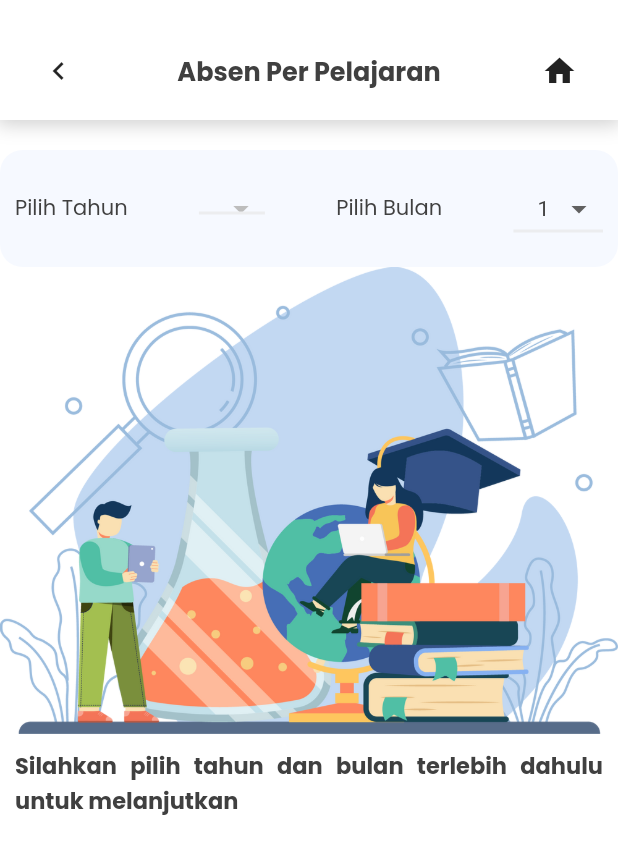
After one commit to jeffriagustiar/fe_info_siswa, a Flutter app: the MenuAbsenPage screen opened by its route, after a tap on "Per Pelajaran", on a phone screen of 412 x 824 dp. The commit adds this screen. Shown: the top 854 px of the screen. Run offline on Flutter 3.47's test engine with Material 2 defaults, Android fonts, the phone set to English and light mode, and no system bars; our stand-ins replace carousel_slider, google_fonts; missing offline and left inert: sp_util; accounts and stored records are empty; network calls fail.

Commit message:
absen per pelajaran

```diff
--- a/lib/main.dart
+++ b/lib/main.dart
@@ -1,4 +1,5 @@
 import 'package:fe_info_siswa/pages/home/absen/absen_pelajaran_siswa_page.dart';
+import 'package:fe_info_siswa/pages/home/absen/list_mapel_absen_pelajaran_page.dart';
 import 'package:fe_info_siswa/pages/home/absen/menu_absen_page.dart';
 import 'package:fe_info_siswa/pages/home/home_page.dart';
 import 'package:fe_info_siswa/pages/home/absen/absensi_harian_siswa_page.dart';
@@ -81,6 +82,7 @@ class MyApp extends StatelessWidget {
           '/absen' :(context) => MenuAbsenPage(),
           '/absen-harian' :(context) => AbsenHarianSiswaPage(),
           '/absen-pelajaran' :(context) => AbsenPelajaranSiswaPage(),
+          '/absen-mapel' :(context) => ListMapelAbsenPelajaranPage(),
           // '/siswa': (context) => SiswaPage(),
         },
       ),
--- a/lib/models/nilai/mapel_nilai_harian_model.dart
+++ b/lib/models/nilai/mapel_nilai_harian_model.dart
@@ -5,7 +5,7 @@ class MapelNilaiHarianModel{
 
   MapelNilaiHarianModel({
     required this.idpelajaran,
-    required this.kode,
+    this.kode='-',
     required this.nama,
   });
 
--- /dev/null
+++ b/lib/pages/home/absen/list_mapel_absen_pelajaran_page.dart
@@ -0,0 +1,229 @@
+import 'package:fe_info_siswa/models/nilai/mapel_nilai_harian_model.dart';
+import 'package:fe_info_siswa/provider/siswa_provider.dart';
+import 'package:fe_info_siswa/share/theme.dart';
+import 'package:fe_info_siswa/widgets/appBar_buttom.dart';
+import 'package:fe_info_siswa/widgets/info_pilih.dart';
+import 'package:fe_info_siswa/widgets/loading.dart';
+import 'package:fe_info_siswa/widgets/no_result_info_gif.dart';
+import 'package:flutter/material.dart';
+import 'package:provider/provider.dart';
+
+class ListMapelAbsenPelajaranPage extends StatefulWidget {
+  const ListMapelAbsenPelajaranPage({super.key});
+
+  @override
+  State<ListMapelAbsenPelajaranPage> createState() => _ListMapelAbsenPelajaranPageState();
+}
+
+class _ListMapelAbsenPelajaranPageState extends State<ListMapelAbsenPelajaranPage> {
+
+  List<String> month = ['1','2','3','4','5','6','7','8','9','10','11','12'];
+  String? _itemmonth='1';
+  String? _tahun;
+  String? _tahun2 = '';
+
+  // ignore: unused_field
+  bool _isRefreshing = false;
+
+  Future<void> getInit() async{
+    setState(() {
+      _isRefreshing = true;
+    });
+    // data2(jenis);
+    setState(() {
+      _isRefreshing = false;
+    });
+  }
+
+  dataTahun() async{
+    await Provider.of<SiswaProvider>(context, listen: false).getDataTahun();
+  }
+
+  dataMapel()async{
+    await Provider.of<SiswaProvider>(context, listen: false).getMapelAbsen(_tahun2!, _itemmonth!);
+  }
+
+  @override
+  Widget build(BuildContext context) {
+
+    SiswaProvider siswaProvider = Provider.of<SiswaProvider>(context);
+
+    Widget comboBox(){
+      return Container(
+        margin: const EdgeInsets.only(top: 20),
+        padding: const EdgeInsets.only(left: 10, right: 10, top: 15, bottom: 15),
+        width: double.infinity,
+        // height: 100,
+        decoration: BoxDecoration(
+          color: background4Color,
+          borderRadius: BorderRadius.circular(15)
+        ),
+        child: Row(
+          mainAxisAlignment: MainAxisAlignment.spaceBetween,
+          children: [
+            // combobox untuk tahun
+            Text(
+              "Pilih Tahun",
+              style: blackTextStyle,
+            ),
+            ButtonTheme(
+                alignedDropdown: true,
+                child: FutureBuilder(
+                  future: dataTahun(),
+                  builder: (context, snapshot) {
+                    return DropdownButton(
+                      style: TextStyle(
+                        color: blackColor
+                      ),
+                      borderRadius: BorderRadius.circular(15),
+                      focusColor: blackColor,
+                      underline: Container(
+                        height: 2,
+                        color: backgroundColor6,
+                      ),
+                      value: _tahun,
+                      onChanged: (newValue) {
+                          setState(() {
+                            _tahun = newValue;
+                            _tahun2 = newValue;
+                          });
+                        },
+                      items: siswaProvider.tahun.map((location) {
+                          return DropdownMenuItem(
+                            // ignore: unnecessary_new, sort_child_properties_last
+                            child: new Text(location.tahun.toString(),),
+                            value: location.tahun.toString(),
+                          );
+                        }).toList()
+                    );
+                  }
+                )
+              ),
+
+            // combobox untuk bulan
+            Text(
+              "Pilih Bulan",
+              style: blackTextStyle,
+            ),
+            ButtonTheme(
+              alignedDropdown: true,
+              child: DropdownButton(
+                style: TextStyle(color: blackColor),
+                borderRadius: BorderRadius.circular(15),
+                focusColor: blackColor,
+                underline: Container(
+                  height: 2,
+                  color: backgroundColor6,
+                ),
+                value: _itemmonth,
+                onChanged: (newValue) {
+                    setState(() {
+                      _itemmonth = newValue;
+                    });
+                  },
+                items: month.map((location) {
+                    return DropdownMenuItem(
+                      // ignore: unnecessary_new, sort_child_properties_last
+                      child: new Text(location,),
+                      value: location,
+                    );
+                  }).toList()
+              )
+            ),
+          ],
+        ),
+      );
+    }
+
+    Widget content(MapelNilaiHarianModel mapelAbsen){
+    return Container(
+      margin: const EdgeInsets.only(top: 5),
+      padding: const EdgeInsets.only(left: 10, right: 10, top: 5, bottom: 5),
+      width: double.infinity,
+      decoration: BoxDecoration(
+        color: background4Color,
+        borderRadius: BorderRadius.circular(15)
+      ),
+      child: TextButton(
+        onPressed: () {
+        //   Navigator.push(
+        //   context,
+        //   MaterialPageRoute(
+        //     builder: (context) => NilaiHarianPage(mapelNilai, abc: jenis, tahunAjaranNilai: _tahunAjaran2!, semesterNilai: _sem2!),
+
+        //   )
+        // );
+        },
+        style: ButtonStyle(
+          overlayColor: MaterialStateColor.resolveWith((states) => Colors.blue.shade200),
+        ),
+        child: Row(
+          // mainAxisAlignment: MainAxisAlignment.spaceBetween,
+          children: [
+            Image.asset('assets/ic_cari.gif', width: 60,),
+            const SizedBox(width: 15,),
+            Expanded(
+              child: Column(
+                // mainAxisAlignment: MainAxisAlignment.start,
+                crossAxisAlignment: CrossAxisAlignment.start,
+                children: [
+                  Text(mapelAbsen.nama.toString(),style: blackTextStyle.copyWith(fontWeight: bold, fontSize: 15), overflow: TextOverflow.ellipsis, softWrap: true,maxLines: 3,),
+                  // ignore: prefer_interpolation_to_compose_strings
+                  Text("Kode : "+mapelAbsen.kode.toString(),style: blackTextStyle,),
+                ],
+              ),
+            ),
+            const SizedBox(width: 5,),
+            const Icon(Icons.chevron_right, size: 60,)
+          ],
+        ),
+      ),
+    );
+  }
+
+  Widget panggilContent(){
+    return FutureBuilder(
+      future: dataMapel(),
+      builder: (context, snapshot) {
+        if (snapshot.connectionState == ConnectionState.waiting) {
+          return const Loading();
+        } else if(siswaProvider.mapelNilaiHarian.isEmpty){
+          return NoResultInfoGif(lebar: double.infinity);
+        }else {
+          return Column(
+            children: siswaProvider.mapelNilaiHarian.map((mapel) => content(
+              mapel
+            )).toList()
+          );
+        }
+      }
+    );
+  }
+
+
+    return Scaffold(
+      backgroundColor: backgroundColor,
+      body: SafeArea(
+        child: RefreshIndicator(
+          onRefresh: getInit,
+          child: Column(
+            children: [
+              AppBarButtom(nama: 'Absen Per Pelajaran'),
+              comboBox(),
+              Expanded(
+                child: ListView(
+                  children: [
+                    _tahun2=='' || _itemmonth=='' ?
+                    InfoPilih(textInfo: 'Silahkan pilih tahun dan bulan terlebih dahulu untuk melanjutkan')
+                      :
+                    panggilContent(),
+                  ],
+                )
+              )
+            ],
+          ),
+        )
+      ),
+    );
+  }
+}
--- a/lib/pages/home/absen/menu_absen_page.dart
+++ b/lib/pages/home/absen/menu_absen_page.dart
@@ -64,19 +64,19 @@ class MenuAbsenPage extends StatelessWidget {
                     ),
                   ],
                 ),
-                // const SizedBox(height: 10,),
-                // Row(
-                //   mainAxisAlignment: MainAxisAlignment.spaceBetween,
-                //   children: [
-                //     AnakFiturButtom(
-                //       nama: 'Ex School',
-                //       desc: "Merupakan kehadiran siswa mengikuti extra kurikuler sekolah",
-                //       onPressed: () {
-                //         // Navigator.pushNamed(context, '/menu-nilai-rapor');
-                //       },
-                //     ),
-                //   ],
-                // ),
+                const SizedBox(height: 10,),
+                Row(
+                  mainAxisAlignment: MainAxisAlignment.spaceBetween,
+                  children: [
+                    AnakFiturButtom(
+                      nama: 'Per Pelajaran',
+                      desc: "Merupakan kehadiran siswa mengikuti extra kurikuler sekolah",
+                      onPressed: () {
+                        Navigator.pushNamed(context, '/absen-mapel');
+                      },
+                    ),
+                  ],
+                ),
               ],
             ),
 
--- a/lib/provider/auth_provider.dart
+++ b/lib/provider/auth_provider.dart
@@ -1,6 +1,7 @@
 import 'package:fe_info_siswa/models/user_model.dart';
 import 'package:fe_info_siswa/services/auth_service.dart';
 import 'package:flutter/material.dart';
+import 'package:sp_util/sp_util.dart';
 
 class AuthProvider with ChangeNotifier{
   late UserModel _user;
```
Also changed, not shown: lib/pages/home/home_page.dart (+10 -0 lines), lib/provider/siswa_provider.dart (+15 -0 lines), lib/services/siswa_service.dart (+36 -4 lines).
